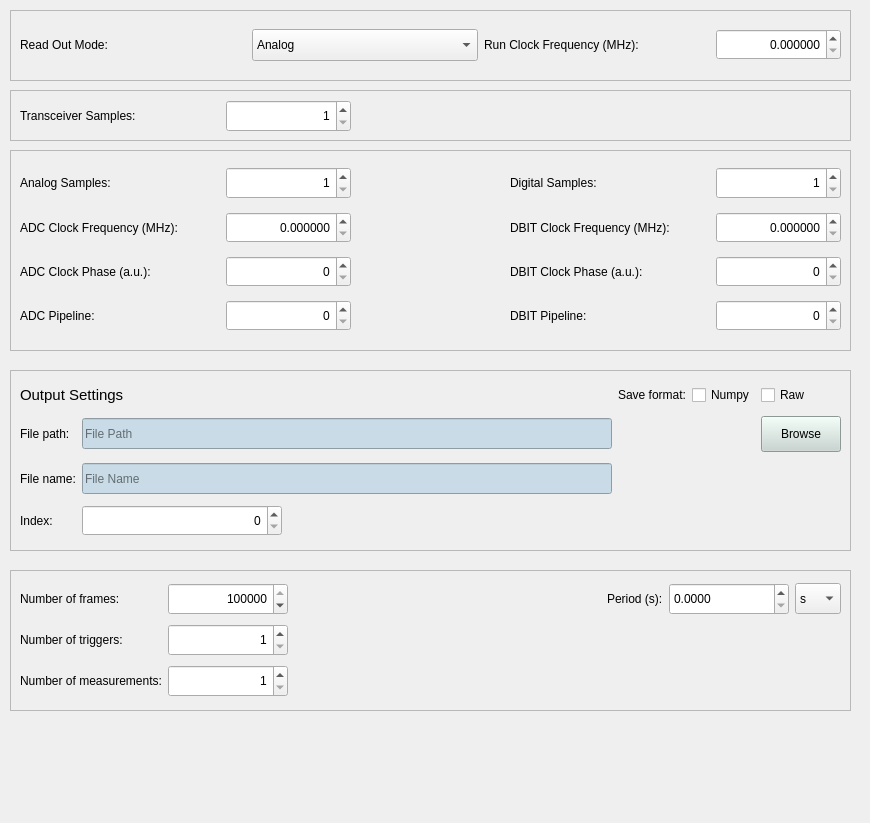
The window that pyctbgui/pyctbgui/ui/acquisition.ui (slsdetectorgroup/slsDetectorPackage) describes before a commit, drawn with Qt 5.
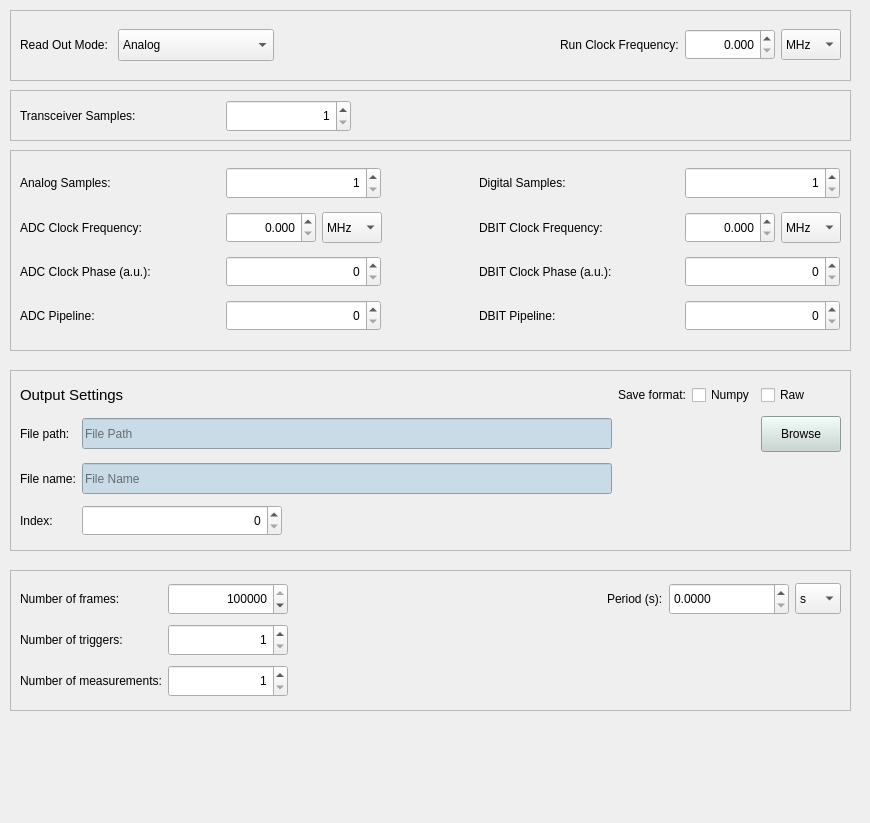
The same window after the commit.

Commit message: fixed pyctbgui for freq

The edit to the form file:
```diff
--- a/pyctbgui/pyctbgui/ui/acquisition.ui
+++ b/pyctbgui/pyctbgui/ui/acquisition.ui
@@ -45,13 +45,13 @@
       </property>
       <property name="minimumSize">
        <size>
-        <width>125</width>
+        <width>90</width>
         <height>31</height>
        </size>
       </property>
       <property name="maximumSize">
        <size>
-        <width>125</width>
+        <width>90</width>
         <height>31</height>
        </size>
       </property>
@@ -61,14 +61,14 @@
       <property name="buttonSymbols">
        <enum>QAbstractSpinBox::UpDownArrows</enum>
       </property>
-    <property name="decimals">
-     <number>6</number>
-    </property>
-    <property name="singleStep">
-     <double>0.100000000000000</double>
-    </property>
+      <property name="decimals">
+       <number>3</number>
+      </property>
       <property name="maximum">
-     <double>1000.000000000000000</double>
+       <double>10000.000000000000000</double>
+      </property>
+      <property name="singleStep">
+       <double>1.000000000000000</double>
       </property>
       <property name="value">
      <double>0.000000000000000</double>
@@ -126,10 +126,57 @@
     <item row="1" column="4">
      <widget class="QLabel" name="labelRunF">
       <property name="text">
-       <string>Run Clock Frequency (MHz):</string>
+       <string>Run Clock Frequency:</string>
       </property>
      </widget>
     </item>
+    <item row="1" column="6">
+     <widget class="QComboBox" name="comboBoxRunF">
+      <property name="minimumSize">
+       <size>
+        <width>60</width>
+        <height>31</height>
+       </size>
+      </property>
+      <property name="maximumSize">
+       <size>
+        <width>60</width>
+        <height>16777215</height>
+       </size>
+      </property>
+      <item>
+       <property name="text">
+        <string>MHz</string>
+       </property>
+      </item>
+      <item>
+       <property name="text">
+        <string>kHz</string>
+       </property>
+      </item>
+      <item>
+       <property name="text">
+        <string>Hz</string>
+       </property>
+      </item>
+     </widget>
+    </item>
+    <item row="1" column="3">
+     <spacer name="horizontalSpacer_2">
+      <property name="orientation">
+       <enum>Qt::Horizontal</enum>
+      </property>
+      <property name="sizeType">
+       <enum>QSizePolicy::Expanding</enum>
+      </property>
+      <property name="sizeHint" stdset="0">
+       <size>
+        <width>10</width>
+        <height>20</height>
+       </size>
+      </property>
+     </spacer>
+    </item>
    </layout>
   </widget>
   <widget class="QFrame" name="frame_13">
@@ -223,132 +270,6 @@
     <enum>QFrame::Sunken</enum>
    </property>
    <layout class="QGridLayout" name="gridLayout_6">
-    <item row="2" column="3">
-     <widget class="QLabel" name="labelDBITF">
-      <property name="minimumSize">
-       <size>
-        <width>200</width>
-        <height>0</height>
-       </size>
-      </property>
-      <property name="text">
-       <string>DBIT Clock Frequency (MHz):</string>
-      </property>
-     </widget>
-    </item>
-    <item row="2" column="0">
-     <widget class="QLabel" name="labelADCF">
-      <property name="sizePolicy">
-       <sizepolicy hsizetype="Minimum" vsizetype="Preferred">
-        <horstretch>0</horstretch>
-        <verstretch>0</verstretch>
-       </sizepolicy>
-      </property>
-      <property name="minimumSize">
-       <size>
-        <width>200</width>
-        <height>0</height>
-       </size>
-      </property>
-      <property name="text">
-       <string>ADC Clock Frequency (MHz):</string>
-      </property>
-     </widget>
-    </item>
-    <item row="3" column="4">
-     <widget class="QSpinBox" name="spinBoxDBITPhase">
-      <property name="sizePolicy">
-       <sizepolicy hsizetype="Preferred" vsizetype="Fixed">
-        <horstretch>0</horstretch>
-        <verstretch>0</verstretch>
-       </sizepolicy>
-      </property>
-      <property name="minimumSize">
-       <size>
-        <width>125</width>
-        <height>31</height>
-       </size>
-      </property>
-      <property name="maximumSize">
-       <size>
-        <width>125</width>
-        <height>31</height>
-       </size>
-      </property>
-      <property name="alignment">
-       <set>Qt::AlignRight|Qt::AlignTrailing|Qt::AlignVCenter</set>
-      </property>
-      <property name="maximum">
-       <number>9999</number>
-      </property>
-     </widget>
-    </item>
-    <item row="4" column="3">
-     <widget class="QLabel" name="labelDBITPipeline">
-      <property name="text">
-       <string>DBIT Pipeline:</string>
-      </property>
-     </widget>
-    </item>
-    <item row="2" column="1">
-     <widget class="QDoubleSpinBox" name="spinBoxADCF">
-      <property name="sizePolicy">
-       <sizepolicy hsizetype="Preferred" vsizetype="Fixed">
-        <horstretch>0</horstretch>
-        <verstretch>0</verstretch>
-       </sizepolicy>
-      </property>
-      <property name="minimumSize">
-       <size>
-        <width>125</width>
-        <height>31</height>
-       </size>
-      </property>
-      <property name="maximumSize">
-       <size>
-        <width>125</width>
-        <height>31</height>
-       </size>
-      </property>
-      <property name="alignment">
-       <set>Qt::AlignRight|Qt::AlignTrailing|Qt::AlignVCenter</set>
-      </property>
-      <property name="decimals">
-       <number>6</number>
-      </property>
-      <property name="singleStep">
-       <double>0.100000000000000</double>
-      </property>
-      <property name="maximum">
-       <double>1000.000000000000000</double>
-      </property>
-     </widget>
-    </item>
-    <item row="4" column="1">
-     <widget class="QSpinBox" name="spinBoxADCPipeline">
-      <property name="sizePolicy">
-       <sizepolicy hsizetype="Preferred" vsizetype="Fixed">
-        <horstretch>0</horstretch>
-        <verstretch>0</verstretch>
-       </sizepolicy>
-      </property>
-      <property name="minimumSize">
-       <size>
-        <width>125</width>
-        <height>31</height>
-       </size>
-      </property>
-      <property name="maximumSize">
-       <size>
-        <width>125</width>
-        <height>31</height>
-       </size>
-      </property>
-      <property name="alignment">
-       <set>Qt::AlignRight|Qt::AlignTrailing|Qt::AlignVCenter</set>
-      </property>
-     </widget>
-    </item>
     <item row="4" column="0">
      <widget class="QLabel" name="labelADCPipeline">
       <property name="text">
@@ -356,6 +277,66 @@
       </property>
      </widget>
     </item>
+    <item row="2" column="4">
+     <spacer name="horizontalSpacer">
+      <property name="orientation">
+       <enum>Qt::Horizontal</enum>
+      </property>
+      <property name="sizeType">
+       <enum>QSizePolicy::Expanding</enum>
+      </property>
+      <property name="sizeHint" stdset="0">
+       <size>
+        <width>10</width>
+        <height>20</height>
+       </size>
+      </property>
+     </spacer>
+    </item>
+    <item row="3" column="5">
+     <widget class="QLabel" name="labelDBITPhase">
+      <property name="text">
+       <string>DBIT Clock Phase (a.u.):</string>
+      </property>
+     </widget>
+    </item>
+    <item row="2" column="1">
+     <widget class="QDoubleSpinBox" name="spinBoxADCF">
+      <property name="sizePolicy">
+       <sizepolicy hsizetype="Preferred" vsizetype="Fixed">
+        <horstretch>0</horstretch>
+        <verstretch>0</verstretch>
+       </sizepolicy>
+      </property>
+      <property name="minimumSize">
+       <size>
+        <width>90</width>
+        <height>31</height>
+       </size>
+      </property>
+      <property name="maximumSize">
+       <size>
+        <width>90</width>
+        <height>31</height>
+       </size>
+      </property>
+      <property name="alignment">
+       <set>Qt::AlignRight|Qt::AlignTrailing|Qt::AlignVCenter</set>
+      </property>
+      <property name="decimals">
+       <number>3</number>
+      </property>
+      <property name="maximum">
+       <double>10000.000000000000000</double>
+      </property>
+      <property name="singleStep">
+       <double>1.000000000000000</double>
+      </property>
+      <property name="value">
+       <double>0.000000000000000</double>
+      </property>
+     </widget>
+    </item>
     <item row="3" column="0">
      <widget class="QLabel" name="labelADCPhase">
       <property name="text">
@@ -363,30 +344,21 @@
       </property>
      </widget>
     </item>
-    <item row="3" column="3">
-     <widget class="QLabel" name="labelDBITPhase">
+    <item row="4" column="5">
+     <widget class="QLabel" name="labelDBITPipeline">
       <property name="text">
-       <string>DBIT Clock Phase (a.u.):</string>
+       <string>DBIT Pipeline:</string>
       </property>
      </widget>
     </item>
-    <item row="2" column="2">
-     <spacer name="horizontalSpacer">
-      <property name="orientation">
-       <enum>Qt::Horizontal</enum>
+    <item row="0" column="5">
+     <widget class="QLabel" name="labelDigital">
+      <property name="text">
+       <string>Digital Samples:</string>
       </property>
-      <property name="sizeType">
-       <enum>QSizePolicy::Expanding</enum>
-      </property>
-      <property name="sizeHint" stdset="0">
-       <size>
-        <width>10</width>
-        <height>20</height>
-       </size>
-      </property>
-     </spacer>
+     </widget>
     </item>
-    <item row="2" column="4">
+    <item row="2" column="6">
      <widget class="QDoubleSpinBox" name="spinBoxDBITF">
       <property name="sizePolicy">
        <sizepolicy hsizetype="Preferred" vsizetype="Fixed">
@@ -396,13 +368,13 @@
       </property>
       <property name="minimumSize">
        <size>
-        <width>125</width>
+        <width>90</width>
         <height>31</height>
        </size>
       </property>
       <property name="maximumSize">
        <size>
-        <width>125</width>
+        <width>90</width>
         <height>31</height>
        </size>
       </property>
@@ -410,66 +382,35 @@
        <set>Qt::AlignRight|Qt::AlignTrailing|Qt::AlignVCenter</set>
       </property>
       <property name="decimals">
-       <number>6</number>
+       <number>3</number>
+      </property>
+      <property name="maximum">
+       <double>10000.000000000000000</double>
       </property>
       <property name="singleStep">
        <double>0.100000000000000</double>
       </property>
-      <property name="maximum">
-       <double>1000.000000000000000</double>
+      <property name="value">
+       <double>0.000000000000000</double>
       </property>
      </widget>
     </item>
-    <item row="4" column="4">
-     <widget class="QSpinBox" name="spinBoxDBITPipeline">
+    <item row="2" column="0">
+     <widget class="QLabel" name="labelADCF">
       <property name="sizePolicy">
-       <sizepolicy hsizetype="Preferred" vsizetype="Fixed">
+       <sizepolicy hsizetype="Minimum" vsizetype="Preferred">
         <horstretch>0</horstretch>
         <verstretch>0</verstretch>
        </sizepolicy>
       </property>
       <property name="minimumSize">
        <size>
-        <width>125</width>
-        <height>31</height>
+        <width>200</width>
+        <height>0</height>
        </size>
       </property>
-      <property name="maximumSize">
-       <size>
-        <width>125</width>
-        <height>31</height>
-       </size>
-      </property>
-      <property name="alignment">
-       <set>Qt::AlignRight|Qt::AlignTrailing|Qt::AlignVCenter</set>
-      </property>
-     </widget>
-    </item>
-    <item row="3" column="1">
-     <widget class="QSpinBox" name="spinBoxADCPhase">
-      <property name="sizePolicy">
-       <sizepolicy hsizetype="Preferred" vsizetype="Fixed">
-        <horstretch>0</horstretch>
-        <verstretch>0</verstretch>
-       </sizepolicy>
-      </property>
-      <property name="minimumSize">
-       <size>
-        <width>125</width>
-        <height>31</height>
-       </size>
-      </property>
-      <property name="maximumSize">
-       <size>
-        <width>125</width>
-        <height>31</height>
-       </size>
-      </property>
-      <property name="alignment">
-       <set>Qt::AlignRight|Qt::AlignTrailing|Qt::AlignVCenter</set>
-      </property>
-      <property name="maximum">
-       <number>9999</number>
+      <property name="text">
+       <string>ADC Clock Frequency:</string>
       </property>
      </widget>
     </item>
@@ -480,7 +421,51 @@
       </property>
      </widget>
     </item>
-    <item row="0" column="1">
+    <item row="2" column="5">
+     <widget class="QLabel" name="labelDBITF">
+      <property name="minimumSize">
+       <size>
+        <width>200</width>
+        <height>0</height>
+       </size>
+      </property>
+      <property name="text">
+       <string>DBIT Clock Frequency:</string>
+      </property>
+     </widget>
+    </item>
+    <item row="2" column="2">
+     <widget class="QComboBox" name="comboBoxADCF">
+      <property name="minimumSize">
+       <size>
+        <width>60</width>
+        <height>31</height>
+       </size>
+      </property>
+      <property name="maximumSize">
+       <size>
+        <width>60</width>
+        <height>16777215</height>
+       </size>
+      </property>
+      <item>
+       <property name="text">
+        <string>MHz</string>
+       </property>
+      </item>
+      <item>
+       <property name="text">
+        <string>kHz</string>
+       </property>
+      </item>
+      <item>
+       <property name="text">
+        <string>Hz</string>
+       </property>
+      </item>
+     </widget>
+    </item>
+    <item row="0" column="1" colspan="2">
      <widget class="QSpinBox" name="spinBoxAnalog">
       <property name="sizePolicy">
        <sizepolicy hsizetype="Preferred" vsizetype="Fixed">
@@ -490,13 +475,13 @@
       </property>
       <property name="minimumSize">
        <size>
-        <width>125</width>
+        <width>155</width>
         <height>32</height>
        </size>
       </property>
       <property name="maximumSize">
        <size>
-        <width>125</width>
+        <width>155</width>
         <height>32</height>
        </size>
       </property>
@@ -511,14 +496,60 @@
       </property>
      </widget>
     </item>
-    <item row="0" column="3">
-     <widget class="QLabel" name="labelDigital">
-      <property name="text">
-       <string>Digital Samples:</string>
+    <item row="3" column="1" colspan="2">
+     <widget class="QSpinBox" name="spinBoxADCPhase">
+      <property name="sizePolicy">
+       <sizepolicy hsizetype="Preferred" vsizetype="Fixed">
+        <horstretch>0</horstretch>
+        <verstretch>0</verstretch>
+       </sizepolicy>
       </property>
+      <property name="minimumSize">
+       <size>
+        <width>155</width>
+        <height>31</height>
+       </size>
+      </property>
+      <property name="maximumSize">
+       <size>
+        <width>155</width>
+        <height>31</height>
+       </size>
+      </property>
+      <property name="alignment">
+       <set>Qt::AlignRight|Qt::AlignTrailing|Qt::AlignVCenter</set>
+      </property>
+      <property name="maximum">
+       <number>9999</number>
+      </property>
      </widget>
     </item>
-    <item row="0" column="4">
+    <item row="4" column="1" colspan="2">
+     <widget class="QSpinBox" name="spinBoxADCPipeline">
+      <property name="sizePolicy">
+       <sizepolicy hsizetype="Preferred" vsizetype="Fixed">
+        <horstretch>0</horstretch>
+        <verstretch>0</verstretch>
+       </sizepolicy>
+      </property>
+      <property name="minimumSize">
+       <size>
+        <width>155</width>
+        <height>31</height>
+       </size>
+      </property>
+      <property name="maximumSize">
+       <size>
+        <width>155</width>
+        <height>31</height>
+       </size>
+      </property>
+      <property name="alignment">
+       <set>Qt::AlignRight|Qt::AlignTrailing|Qt::AlignVCenter</set>
+      </property>
+     </widget>
+    </item>
+    <item row="0" column="6" colspan="2">
      <widget class="QSpinBox" name="spinBoxDigital">
       <property name="sizePolicy">
        <sizepolicy hsizetype="Preferred" vsizetype="Fixed">
@@ -528,13 +559,13 @@
       </property>
       <property name="minimumSize">
        <size>
-        <width>125</width>
+        <width>155</width>
         <height>32</height>
        </size>
       </property>
       <property name="maximumSize">
        <size>
-        <width>125</width>
+        <width>155</width>
         <height>32</height>
        </size>
       </property>
@@ -552,6 +583,90 @@
       </property>
      </widget>
     </item>
+    <item row="3" column="6" colspan="2">
+     <widget class="QSpinBox" name="spinBoxDBITPhase">
+      <property name="sizePolicy">
+       <sizepolicy hsizetype="Preferred" vsizetype="Fixed">
+        <horstretch>0</horstretch>
+        <verstretch>0</verstretch>
+       </sizepolicy>
+      </property>
+      <property name="minimumSize">
+       <size>
+        <width>155</width>
+        <height>31</height>
+       </size>
+      </property>
+      <property name="maximumSize">
+       <size>
+        <width>155</width>
+        <height>31</height>
+       </size>
+      </property>
+      <property name="alignment">
+       <set>Qt::AlignRight|Qt::AlignTrailing|Qt::AlignVCenter</set>
+      </property>
+      <property name="maximum">
+       <number>9999</number>
+      </property>
+     </widget>
+    </item>
+    <item row="4" column="6" colspan="2">
+     <widget class="QSpinBox" name="spinBoxDBITPipeline">
+      <property name="sizePolicy">
+       <sizepolicy hsizetype="Preferred" vsizetype="Fixed">
+        <horstretch>0</horstretch>
+        <verstretch>0</verstretch>
+       </sizepolicy>
+      </property>
+      <property name="minimumSize">
+       <size>
+        <width>155</width>
+        <height>31</height>
+       </size>
+      </property>
+      <property name="maximumSize">
+       <size>
+        <width>155</width>
+        <height>31</height>
+       </size>
+      </property>
+      <property name="alignment">
+       <set>Qt::AlignRight|Qt::AlignTrailing|Qt::AlignVCenter</set>
+      </property>
+     </widget>
+    </item>
+    <item row="2" column="7">
+     <widget class="QComboBox" name="comboBoxDBITF">
+      <property name="minimumSize">
+       <size>
+        <width>60</width>
+        <height>31</height>
+       </size>
+      </property>
+      <property name="maximumSize">
+       <size>
+        <width>60</width>
+        <height>16777215</height>
+       </size>
+      </property>
+      <item>
+       <property name="text">
+        <string>MHz</string>
+       </property>
+      </item>
+      <item>
+       <property name="text">
+        <string>kHz</string>
+       </property>
+      </item>
+      <item>
+       <property name="text">
+        <string>Hz</string>
+       </property>
+      </item>
+     </widget>
+    </item>
    </layout>
   </widget>
   <widget class="QFrame" name="frame_11">
```
Left out of the diff: 18 changed lines with no effect on the pictures. The commit also changes 2 other files.
